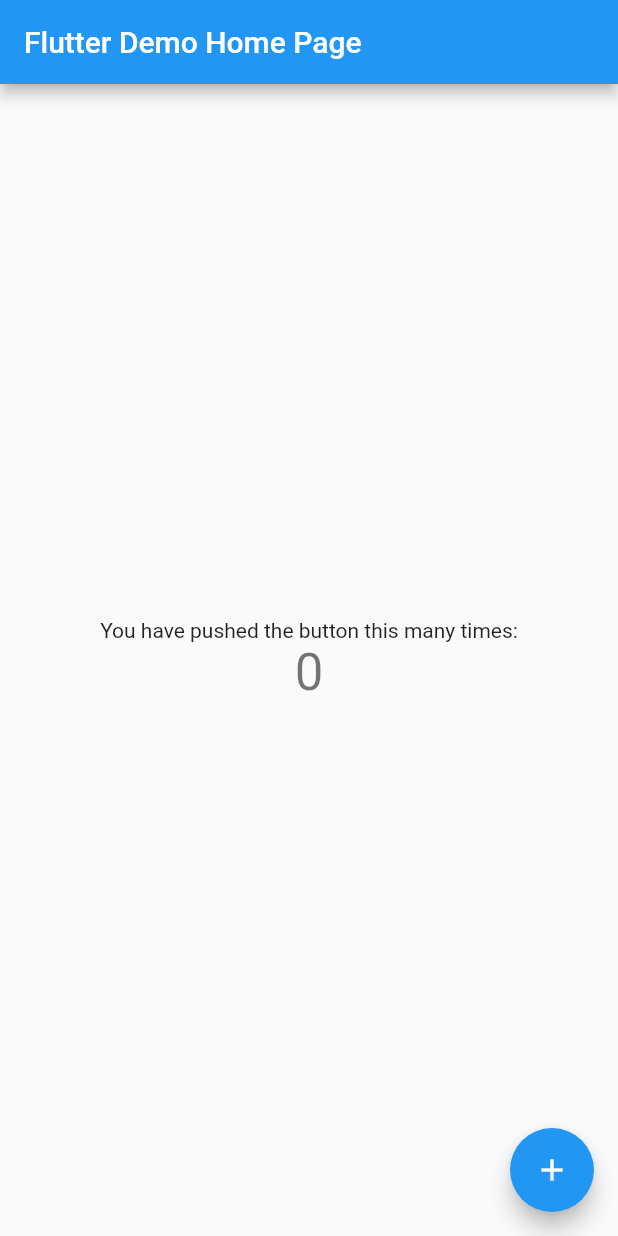
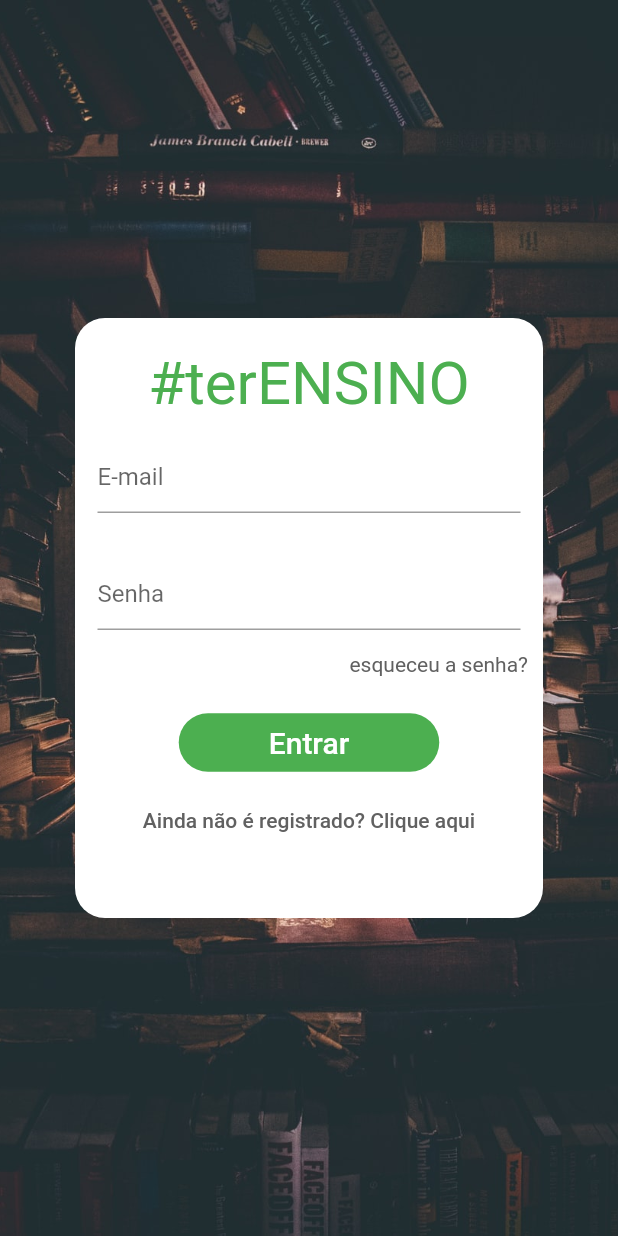
Before and after one commit to LucssCarvalho/ter-ensino, a Flutter app: the screen it shows after launch, on a phone screen of 412 x 824 dp. Run offline on Flutter 3.47's test engine with Material 2 defaults, Android fonts, the phone set to English and light mode, and no system bars.

Commit message:
create login_screen

```diff
--- a/ter_ensino_mobile/lib/main.dart
+++ b/ter_ensino_mobile/lib/main.dart
@@ -1,4 +1,5 @@
 import 'package:flutter/material.dart';
+import 'package:ter_ensino_mobile/screens/login_screen.dart';
 
 void main() {
   runApp(MyApp());
@@ -9,59 +10,12 @@
   @override
   Widget build(BuildContext context) {
     return MaterialApp(
-      title: 'Flutter Demo',
+      debugShowCheckedModeBanner: false,
       theme: ThemeData(
-        primarySwatch: Colors.blue,
+        primarySwatch: Colors.green,
         visualDensity: VisualDensity.adaptivePlatformDensity,
       ),
-      home: MyHomePage(title: 'Flutter Demo Home Page'),
+      home: LoginScreen(),
     );
   }
 }
-
-class MyHomePage extends StatefulWidget {
-  MyHomePage({Key key, this.title}) : super(key: key);
-
-  final String title;
-
-  @override
-  _MyHomePageState createState() => _MyHomePageState();
-}
-
-class _MyHomePageState extends State<MyHomePage> {
-  int _counter = 0;
-
-  void _incrementCounter() {
-    setState(() {
-      _counter++;
-    });
-  }
-
-  @override
-  Widget build(BuildContext context) {
-    return Scaffold(
-      appBar: AppBar(
-        title: Text(widget.title),
-      ),
-      body: Center(
-        child: Column(
-          mainAxisAlignment: MainAxisAlignment.center,
-          children: <Widget>[
-            Text(
-              'You have pushed the button this many times:',
-            ),
-            Text(
-              '$_counter',
-              style: Theme.of(context).textTheme.headline4,
-            ),
-          ],
-        ),
-      ),
-      floatingActionButton: FloatingActionButton(
-        onPressed: _incrementCounter,
-        tooltip: 'Increment',
-        child: Icon(Icons.add),
-      ),
-    );
-  }
-}
--- /dev/null
+++ b/ter_ensino_mobile/lib/screens/login_screen.dart
@@ -0,0 +1,103 @@
+import 'package:flutter/material.dart';
+
+class LoginScreen extends StatefulWidget {
+  @override
+  _LoginScreenState createState() => _LoginScreenState();
+}
+
+class _LoginScreenState extends State<LoginScreen> {
+  @override
+  Widget build(BuildContext context) {
+    return Scaffold(
+        body: Container(
+      decoration: BoxDecoration(
+        image: DecorationImage(
+            image: AssetImage('assets/images/background.jpg'),
+            fit: BoxFit.cover),
+      ),
+      child: Column(
+        mainAxisAlignment: MainAxisAlignment.center,
+        children: <Widget>[
+          Padding(
+            padding: const EdgeInsets.all(50.0),
+            child: Container(
+              height: 400,
+              decoration: BoxDecoration(
+                color: Colors.white,
+                borderRadius: BorderRadius.circular(20),
+              ),
+              child: _form(),
+            ),
+          )
+        ],
+      ),
+    ));
+  }
+
+  Widget _form() {
+    return Padding(
+      padding: const EdgeInsets.only(top: 20.0),
+      child: Form(
+        child: Column(
+          children: <Widget>[
+            Text(
+              '#terENSINO',
+              style: TextStyle(
+                color: Colors.green,
+                fontSize: 40,
+              ),
+            ),
+            Padding(
+              padding: const EdgeInsets.all(15.0),
+              child: TextFormField(
+                decoration: InputDecoration(hintText: 'E-mail'),
+              ),
+            ),
+            Padding(
+              padding: const EdgeInsets.all(15.0),
+              child: TextFormField(
+                decoration: InputDecoration(hintText: 'Senha'),
+              ),
+            ),
+            Padding(
+              padding: const EdgeInsets.only(right: 10.0),
+              child: Row(
+                mainAxisAlignment: MainAxisAlignment.end,
+                children: <Widget>[
+                  Text(
+                    'esqueceu a senha?',
+                    style: TextStyle(color: Colors.grey[700]),
+                  )
+                ],
+              ),
+            ),
+            Padding(
+              padding: const EdgeInsets.only(top: 20.0, bottom: 20),
+              child: MaterialButton(
+                onPressed: () {},
+                child: Container(
+                  decoration: BoxDecoration(
+                      color: Colors.green,
+                      borderRadius: BorderRadius.circular(100)),
+                  child: Padding(
+                    padding: const EdgeInsets.only(
+                        left: 60.0, right: 60.0, top: 8.0, bottom: 8.0),
+                    child: Text(
+                      'Entrar',
+                      style: TextStyle(color: Colors.white, fontSize: 20),
+                    ),
+                  ),
+                ),
+              ),
+            ),
+            Text(
+              'Ainda não é registrado? Clique aqui',
+              style: TextStyle(
+                  color: Colors.grey[700], fontWeight: FontWeight.w500),
+            ),
+          ],
+        ),
+      ),
+    );
+  }
+}
--- a/ter_ensino_mobile/pubspec.yaml
+++ b/ter_ensino_mobile/pubspec.yaml
@@ -21,3 +21,6 @@
 flutter:
 
   uses-material-design: true
+
+  assets:
+    - assets/images/background.jpg
```
Also changed, not shown: ter_ensino_mobile/assets/images/background.jpg (added).
